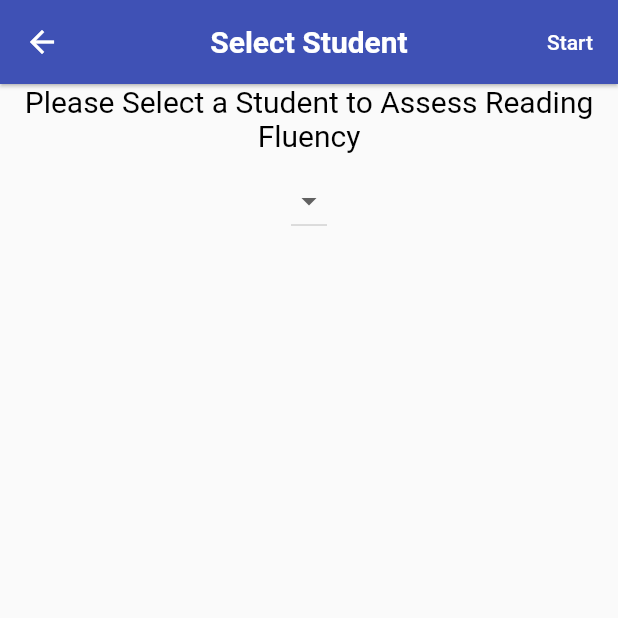
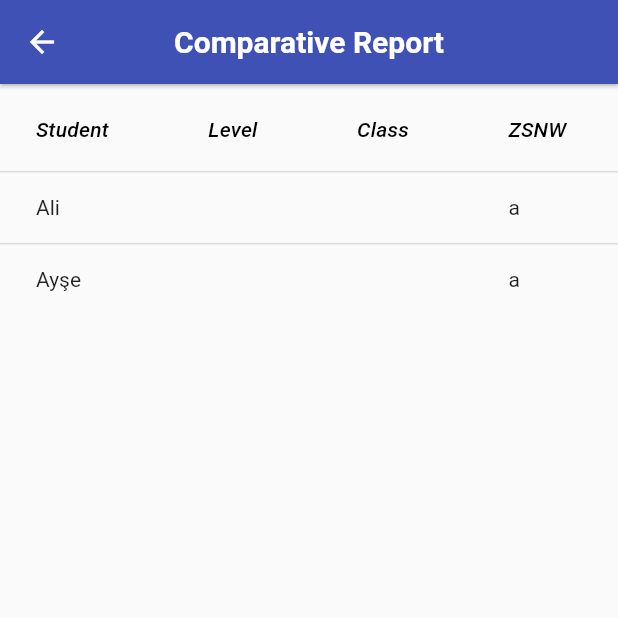
Before and after one commit to itusweng/group21, a Flutter app: the ComparativeReportPage screen opened directly with empty values, on a phone screen of 412 x 824 dp, the top half of it. Run offline on Flutter 3.47's test engine with Material 2 defaults, Android fonts, the phone set to English and light mode, and no system bars; our stand-ins replace avatar_glow, charts_flutter, cloud_firestore, date_format, firebase_auth, firebase_core and 4 more; missing offline and left inert: dart:ffi, word_selectable_text; accounts and stored records are empty.

Commit message:
'fix the comparative reports'

```diff
--- a/lepic/lib/app/home/classPages/classes_page.dart
+++ b/lepic/lib/app/home/classPages/classes_page.dart
@@ -1,6 +1,7 @@
 import 'package:cloud_firestore/cloud_firestore.dart';
 import 'package:exp/app/home/classPages/class_list_tile.dart';
 import 'package:exp/app/home/model/class.dart';
+import 'package:exp/app/home/reportPages/assessments_of_class.dart';
 import 'package:exp/app/home/reportPages/comparative_report.dart';
 import 'package:exp/app/home/studentPages/students_page.dart';
 import 'package:exp/services/database.dart';
@@ -47,7 +48,7 @@ class ClassPage extends StatelessWidget {
               ?.map((classes) => ClassListTile(
             classes: classes,
             onTap: () => StudentPage.show(context, classes.Id),
-            onLongPress: () => ComparativeReportPage(),
+            onLongPress: () => ClassAssessmentsPage.show(context, classes),
             //onTap: () => print(classes.Id),
           ))
               .toList() ??
--- a/lepic/lib/app/home/reportPages/comparative_report.dart
+++ b/lepic/lib/app/home/reportPages/comparative_report.dart
@@ -1,21 +1,22 @@
 import 'package:cloud_firestore/cloud_firestore.dart';
 import 'package:exp/app/home/assessmentPages/record_audio_page.dart';
+import 'package:exp/app/home/model/class.dart';
+import 'package:exp/app/home/model/student.dart';
 import 'package:firebase_auth/firebase_auth.dart';
 import 'package:flutter/cupertino.dart';
 import 'package:flutter/material.dart';
 
-
-
 class ComparativeReportPage extends StatefulWidget {
 
-  const ComparativeReportPage({Key? key, this.assessId,this.classId }) : super(key: key);
-  final String? classId;
-  final String? assessId;
-  static Future<void> show(BuildContext context, String assessId, String classId) async {
+  const ComparativeReportPage({Key? key, required this.classes, required this.assessId }) : super(key: key);
+  final Classes classes;
+  final String assessId;
+
+  static Future<void> show(BuildContext context,  Classes classes, String assessId) async {
 
     await Navigator.of(context).push(
       MaterialPageRoute(
-        builder: (context) => ComparativeReportPage(assessId: assessId,classId: classId,),
+        builder: (context) => ComparativeReportPage(classes: classes,assessId: assessId,),
         fullscreenDialog: true,
       ),
     );
@@ -28,14 +29,18 @@ class ComparativeReportPage extends StatefulWidget {
 
 class _ComparativeReportPageState extends State<ComparativeReportPage> {
 
-  var _studentId ;
-  var setDefaultMake = true;
+  List<dynamic> studentList = [];
+  List<String> studentNames = ['Ali', 'Ayşe'];
+  String className = '';
+  String classLevel = '';
+  String? stuId;
+  String getStudentByIndex(int index) => studentNames[index];
   @override
   Widget build(BuildContext context) {
     return Scaffold(
       appBar: AppBar(
         title: Text(
-          'Select Student',
+          'Comparative Report',
           style: TextStyle(
             color: Colors.white,
             fontWeight: FontWeight.bold,
@@ -43,73 +48,99 @@ class _ComparativeReportPageState extends State<ComparativeReportPage> {
         ),
         centerTitle: true,
         elevation: 1,
-        actions: <Widget>[
-          TextButton(
-            onPressed: () => AudioPage.show(context, _studentId.toString(), widget.assessId.toString()),
-            //onPressed: () => print( widget.assessId.toString()),
-            child: Text('Start'),
-            style: TextButton.styleFrom(
-              primary: Colors.white,
+      ),
+      body: _buildContents(context),
+
+    );
+  }
+  Future<void> getStudentName() async{
+    String classId = widget.classes.Id;
+    className = widget.classes.className.toString();
+    print(className);
+    classLevel = widget.classes.classLevel.toString();
+
+    final reference = FirebaseFirestore.instance.doc('classes/$classId');
+    await reference.get().then((snapshot) =>
+    studentList = snapshot.data()!["studentList"]
+    );
+    print('AAAAAA');
+    print(studentList);
+    for(stuId in studentList){
+      final ref = FirebaseFirestore.instance.doc('students/$stuId');
+      await ref.get().then((snapshot) =>
+      studentNames.add(snapshot.data()!["studentFirstName"])
+      );
+      print(studentNames);
+
+    }
+  }
+  Widget _buildContents(BuildContext context) {
+    final screenWidth = MediaQuery.of(context).size.width;
+    return FutureBuilder(
+      future: getStudentName(),
+      builder: (context,snapshot) {
+        return Column(
+          children: [
+            Container(
+                width: screenWidth, // <- important for full screen width
+                padding: EdgeInsets.fromLTRB(0, 2, 0, 2),
+                child:
+                buildFirstTable() // returns a datatable
             ),
+            SizedBox(height: 10,),
+          ],
+        );
+      },
+    );
+  }
+  Widget buildFirstTable() {
+    return DataTable(
+      columns: const <DataColumn>[
+        DataColumn(
+          label: Text(
+            'Student',
+            style: TextStyle(fontStyle: FontStyle.italic),
           ),
-        ],
-
-      ),
-      body: SingleChildScrollView(
-
-        reverse: true,
-        child: Container(
-            child: Column(
-                children: <Widget>[
-                  Text("Please Select a Student to Assess Reading Fluency",
-                    textAlign: TextAlign.center, style: TextStyle(color: Colors.black, fontSize: 20.0,),),
-                  SizedBox(height: 8.0),
-                  StreamBuilder<QuerySnapshot>(
-                    stream: FirebaseFirestore.instance
-                        .collection('students').where('classId', isEqualTo: widget.classId)
-                    //.orderBy('studentId')
-                        .snapshots(),
-                    builder: (BuildContext context,
-                        AsyncSnapshot<QuerySnapshot> snapshot) {
-                      // Safety check to ensure that snapshot contains data
-                      // without this safety check, StreamBuilder dirty state warnings will be thrown
-                      if (!snapshot.hasData) return Container();
-                      // Set this value for default,
-                      // setDefault will change if an item was selected
-                      // First item from the List will be displayed
-                      if (setDefaultMake) {
-                        _studentId = snapshot.data!.docs[0].get('studentId');
-                      }
-                      return DropdownButton(
-                        isExpanded: false,
-                        value: _studentId,
-                        items: snapshot.data!.docs.map((value) {
-                          return DropdownMenuItem(
-                            value: value.get('studentId'),
-                            child: Text('${value.get('studentId')}'),
-                          );
-                        }).toList(),
-                        onChanged: (value) {
-                          debugPrint('selected onchange: $value');
-                          setState(
-                                () {
-                              debugPrint('make selected: $value');
-                              // Selected value will be stored
-                              _studentId = value;
-
-                              // Default dropdown value won't be displayed anymore
-                              setDefaultMake = false;
-                            },
-                          );
-                        },
-                      );
-                    },
-                  ),
-                ])
         ),
-
-
-      ),
+        DataColumn(
+          label: Text(
+            'Level',
+            style: TextStyle(fontStyle: FontStyle.italic),
+          ),
+        ),
+        DataColumn(
+          label: Text(
+            'Class',
+            style: TextStyle(fontStyle: FontStyle.italic),
+          ),
+        ),
+        DataColumn(
+          label: Text(
+            'ZSNW',
+            style: TextStyle(fontStyle: FontStyle.italic),
+          ),
+        ),
+      ],
+      rows: List.generate(studentNames.length, (index) {
+        String studentname = getStudentByIndex(index);
+        print(studentNames.length);
+        return DataRow(
+          cells: <DataCell>[
+            DataCell(
+              Text(studentname),
+            ),
+            DataCell(
+              Text(classLevel),
+            ),
+            DataCell(
+              Text(className),
+            ),
+            DataCell(
+              Text('a'),
+            ),
+          ],
+        );
+      }),
     );
   }
 }
--- a/lepic/pubspec.yaml
+++ b/lepic/pubspec.yaml
@@ -48,6 +48,7 @@ dependencies:
   intl: ^0.17.0
   date_format: ^2.0.5
   word_selectable_text: ^0.2.0
+  stats: ^2.0.0
 
 dev_dependencies:
   flutter_test:
```
Also changed, not shown: lepic/lib/app/home/assessmentPages/record_audio_page.dart (+49 -5 lines), lepic/lib/app/home/reportPages/assessments_of_class.dart (added, +81 -0 lines), lepic/lib/app/home/reportPages/individual_report_page.dart (+6 -4 lines), lepic/pubspec.lock.
